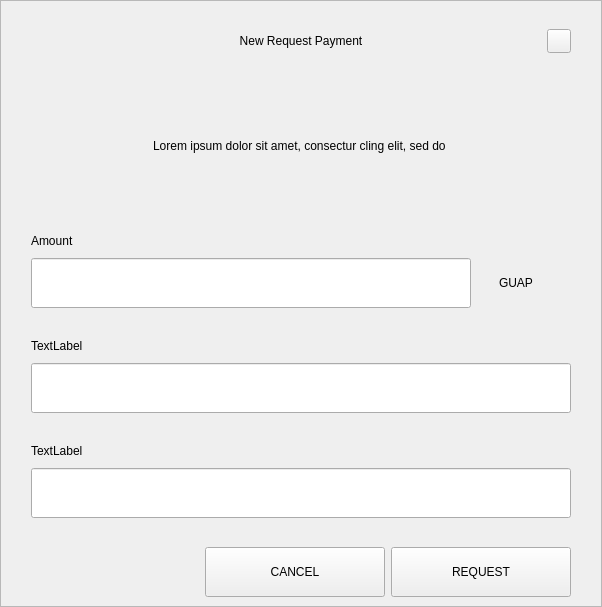
Before: the Qt Designer form src/qt/guapcoin/forms/requestdialog.ui in guapcrypto/Guapcoin, drawn with Qt 5.
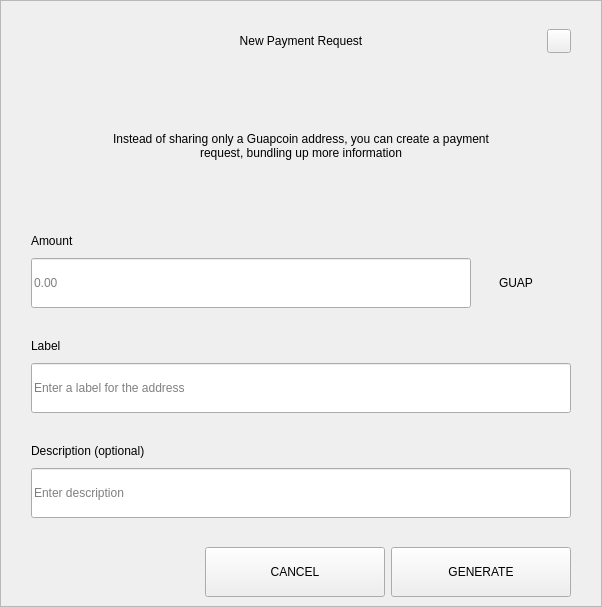
After: the same form once the commit is applied.

The edit to the form file:
```diff
--- a/src/qt/guapcoin/forms/requestdialog.ui
+++ b/src/qt/guapcoin/forms/requestdialog.ui
@@ -92,7 +92,7 @@
            <string notr="true">padding-left:24px;</string>
           </property>
           <property name="text">
-           <string>New Request Payment</string>
+           <string>New Payment Request</string>
           </property>
           <property name="alignment">
            <set>Qt::AlignCenter</set>
@@ -210,7 +210,7 @@
              </size>
             </property>
             <property name="text">
-             <string>Lorem ipsum dolor sit amet, consectur cling elit, sed do </string>
+             <string>Instead of sharing only a Guapcoin address, you can create a payment request, bundling up more information</string>
             </property>
             <property name="alignment">
              <set>Qt::AlignCenter</set>
@@ -289,6 +289,9 @@
                     <height>50</height>
                    </size>
                   </property>
+                  <property name="placeholderText">
+                   <string notr="true">0.00</string>
+                  </property>
                  </widget>
                 </item>
                 <item>
@@ -376,7 +379,7 @@
                </size>
               </property>
               <property name="text">
-               <string>TextLabel</string>
+               <string>Label</string>
               </property>
              </widget>
             </item>
@@ -394,6 +397,9 @@
                 <height>50</height>
                </size>
               </property>
+              <property name="placeholderText">
+               <string>Enter a label for the address</string>
+              </property>
              </widget>
             </item>
            </layout>
@@ -434,7 +440,7 @@
                </size>
               </property>
               <property name="text">
-               <string>TextLabel</string>
+               <string>Description (optional)</string>
               </property>
              </widget>
             </item>
@@ -452,6 +458,9 @@
                 <height>50</height>
                </size>
               </property>
+              <property name="placeholderText">
+               <string>Enter description</string>
+              </property>
              </widget>
             </item>
             <item>
@@ -672,7 +681,7 @@
             <enum>Qt::NoFocus</enum>
            </property>
            <property name="text">
-            <string>REQUEST</string>
+            <string>GENERATE</string>
            </property>
           </widget>
          </item>
```
Left out of the diff: 2 changed lines with no effect on the pictures.
